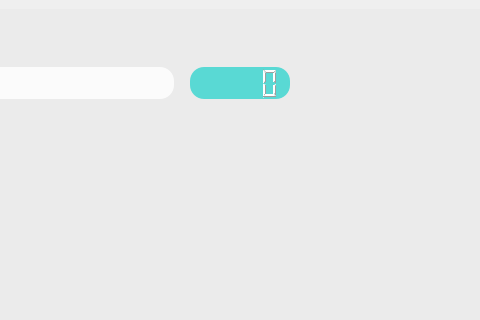
ez4bk/S-Team-Project, file src/famiowl_client.ui: the form before one commit; both pictures show x 309 to 789 and y 0 to 320 of the 900 by 600 pixel window.
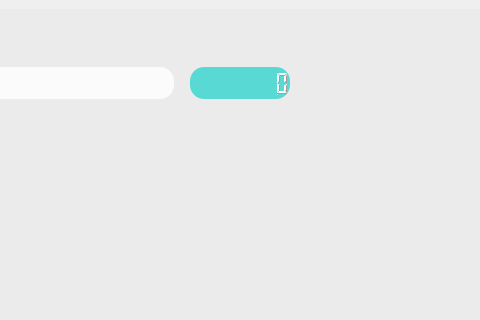
The form after the commit. Icons and pictures are not drawn.

```diff
--- a/src/famiowl_client.ui
+++ b/src/famiowl_client.ui
@@ -535,7 +535,7 @@
                  <bool>false</bool>
                 </property>
                 <property name="digitCount">
-                 <number>5</number>
+                 <number>8</number>
                 </property>
                </widget>
               </item>
```
Left out of the diff: 1 changed line with no effect on the pictures.
